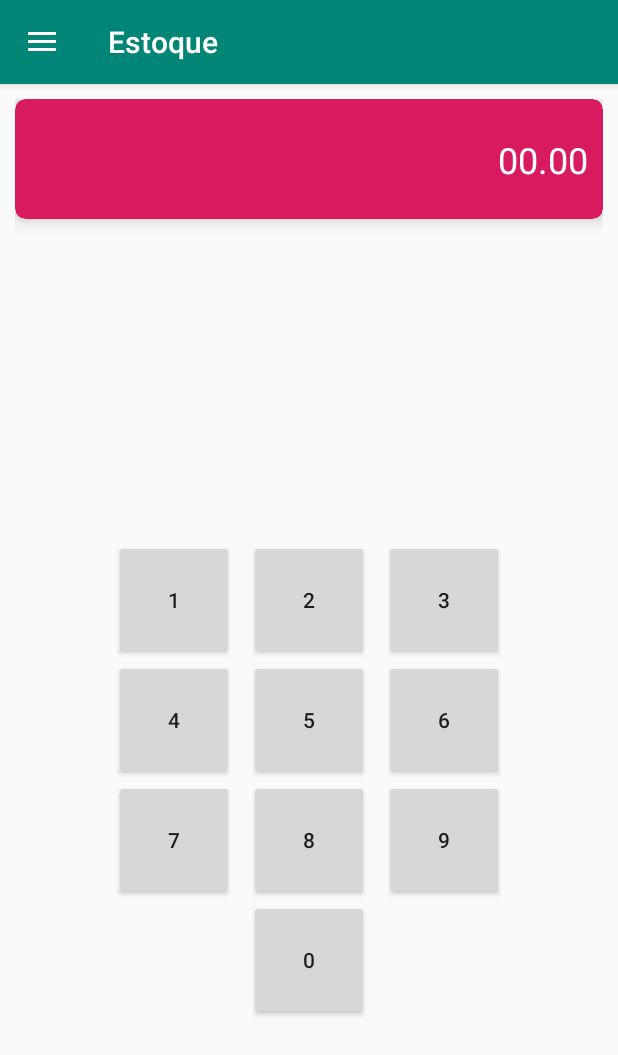
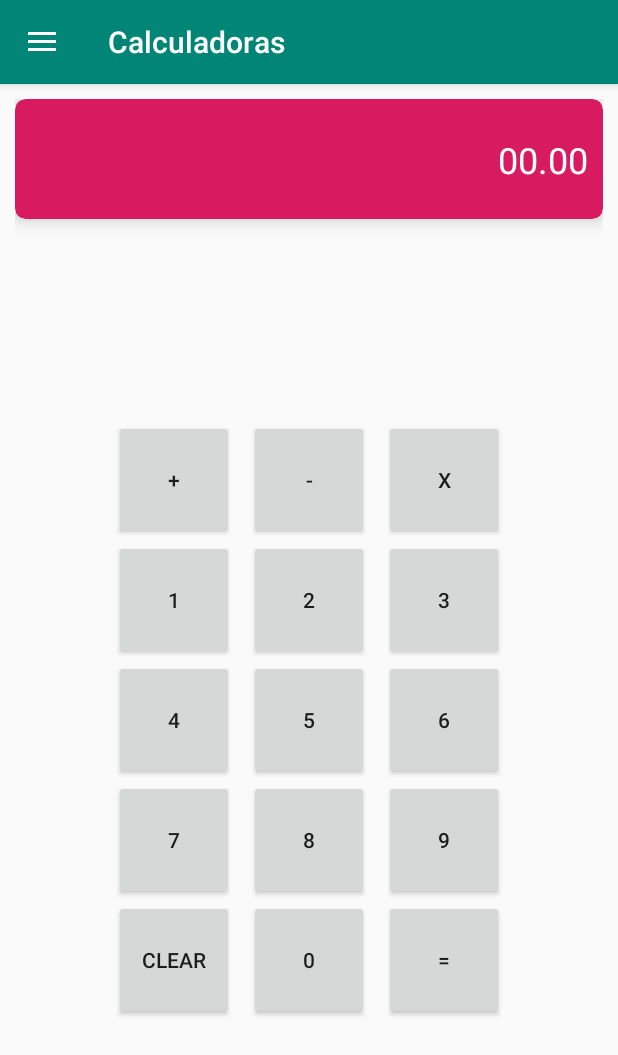
Before and after one commit to jeancsanchez/Calculadoras, an Android app: the screen it shows after launch (MainActivity), on a phone screen of 412 x 824 dp. Shown: the top 1055 px of the screen. Run offline under Robolectric (Android 15) with nearby library versions, the phone set to English and light mode, and no system bars.

Commit message:
Somando, multiplicando e subtraindo.

```diff
--- a/app/src/main/java/com/example/jean/estoque/MainActivity.kt
+++ b/app/src/main/java/com/example/jean/estoque/MainActivity.kt
@@ -14,24 +14,43 @@ import kotlinx.android.synthetic.main.partial_resultado.*
 
 class MainActivity : AppCompatActivity(), NavigationView.OnNavigationItemSelectedListener {
 
-    private var resultado = 0
+    private var visor = ""
+
+    companion object {
+        private const val CLEAR = 0
+        private const val SOMAR = "+"
+        private const val SUB = "-"
+        private const val DIV = "/"
+        private const val MULT = "*"
+        private var operador = CLEAR
+    }
 
     override fun onCreate(savedInstanceState: Bundle?) {
         super.onCreate(savedInstanceState)
         setContentView(R.layout.activity_main)
         configurarMenuLateral()
 
-        btnUm.setOnClickListener { somar(1) }
-        btnDois.setOnClickListener { somar(2) }
-        btnTres.setOnClickListener { somar(3) }
-        btnQuatro.setOnClickListener { somar(4) }
-        btnCinco.setOnClickListener { somar(5) }
-        btnSeis.setOnClickListener { somar(6) }
-        btnSete.setOnClickListener { somar(7) }
-        btnOito.setOnClickListener { somar(8) }
-        btnNove.setOnClickListener { somar(9) }
-        btnZero.setOnClickListener { somar(0) }
+        btnUm.setOnClickListener { digitar(1) }
+        btnDois.setOnClickListener { digitar(2) }
+        btnTres.setOnClickListener { digitar(3) }
+        btnQuatro.setOnClickListener { digitar(4) }
+        btnCinco.setOnClickListener { digitar(5) }
+        btnSeis.setOnClickListener { digitar(6) }
+        btnSete.setOnClickListener { digitar(7) }
+        btnOito.setOnClickListener { digitar(8) }
+        btnNove.setOnClickListener { digitar(9) }
+        btnZero.setOnClickListener { digitar(0) }
+
+        btnSoma.setOnClickListener { digitar(SOMAR) }
+        btnSub.setOnClickListener { digitar(SUB) }
+        btnMult.setOnClickListener { digitar(MULT) }
+        btnIgual.setOnClickListener { mostrarResultado() }
+        btnClear.setOnClickListener {
+            txtResultado.text = "0"
+            visor = "0"
+        }
     }
+
 
     override fun onBackPressed() {
         val drawer = findViewById<View>(R.id.drawer_layout) as DrawerLayout
@@ -88,8 +107,53 @@ class MainActivity : AppCompatActivity(), NavigationView.OnNavigationItemSelecte
         navigationView.setNavigationItemSelectedListener(this)
     }
 
-    private fun somar(numero: Int) {
-        resultado += numero
-        txtResultado.text = resultado.toString()
+
+    private fun digitar(digito: Any) {
+        if (visor == "0") {
+            visor = ""
+        }
+
+        visor = visor.plus(digito.toString())
+        txtResultado.text = visor
+    }
+
+    private fun mostrarResultado() {
+        var total: Long = 0
+
+        if (SOMAR in visor) {
+            val valores = visor.split(SOMAR)
+            valores.forEachIndexed { index, item ->
+                try {
+                    total += item.toLong() + valores[index + 1].toLong()
+                } catch (e: java.lang.IndexOutOfBoundsException) {
+                    e.printStackTrace()
+                }
+            }
+        }
+
+        if (SUB in visor) {
+            val valores = visor.split(SUB)
+            valores.forEachIndexed { index, item ->
+                try {
+                    total += item.toLong() - valores[index + 1].toLong()
+                } catch (e: java.lang.IndexOutOfBoundsException) {
+                    e.printStackTrace()
+                }
+            }
+        }
+
+        if (MULT in visor) {
+            val valores = visor.split(MULT)
+            valores.forEachIndexed { index, item ->
+                try {
+                    total += item.toLong() * valores[index + 1].toLong()
+                } catch (e: IndexOutOfBoundsException) {
+                    e.printStackTrace()
+                }
+            }
+        }
+
+        visor = total.toString()
+        txtResultado.text = visor
     }
 }
--- a/app/src/main/res/layout/content_main.xml
+++ b/app/src/main/res/layout/content_main.xml
@@ -118,5 +118,61 @@
         app:layout_constraintStart_toStartOf="@id/btnOito"
         app:layout_constraintTop_toBottomOf="@id/btnOito" />
 
+    <Button
+        android:id="@+id/btnSoma"
+        android:layout_width="@dimen/botao_largura"
+        android:layout_height="@dimen/botao_altura"
+
+        android:text="+"
+        app:layout_constraintBottom_toTopOf="@id/btnUm"
+        app:layout_constraintEnd_toEndOf="@id/btnUm"
+        app:layout_constraintStart_toStartOf="@id/btnUm" />
+
+    <Button
+        android:id="@+id/btnIgual"
+        android:layout_width="@dimen/botao_largura"
+        android:layout_height="@dimen/botao_altura"
+        android:layout_marginStart="10dp"
+        android:text="="
+        app:layout_constraintBottom_toBottomOf="@id/btnZero"
+        app:layout_constraintStart_toEndOf="@id/btnZero"
+        app:layout_constraintTop_toTopOf="@id/btnZero" />
+
+    <Button
+        android:id="@+id/btnClear"
+        android:layout_width="@dimen/botao_largura"
+        android:layout_height="@dimen/botao_altura"
+        android:layout_marginStart="10dp"
+        android:layout_marginEnd="10dp"
+        android:text="Clear"
+        app:layout_constraintBottom_toBottomOf="@id/btnZero"
+        app:layout_constraintEnd_toStartOf="@id/btnZero"
+        app:layout_constraintTop_toTopOf="@id/btnZero" />
+
+    <Button
+        android:id="@+id/btnSub"
+        android:layout_width="@dimen/botao_largura"
+        android:layout_height="@dimen/botao_altura"
+        android:layout_marginStart="10dp"
+        android:layout_marginEnd="10dp"
+        android:text="-"
+        app:layout_constraintBottom_toBottomOf="@id/btnDois"
+        app:layout_constraintBottom_toTopOf="@id/btnDois"
+        app:layout_constraintEnd_toEndOf="@id/btnDois"
+        app:layout_constraintStart_toEndOf="@id/btnClear"
+        app:layout_constraintStart_toStartOf="@id/btnDois" />
+
+    <Button
+        android:id="@+id/btnMult"
+        android:layout_width="@dimen/botao_largura"
+        android:layout_height="@dimen/botao_altura"
+        android:layout_marginStart="10dp"
+        android:layout_marginEnd="10dp"
+        android:text="x"
+        app:layout_constraintBottom_toBottomOf="@id/btnTres"
+        app:layout_constraintBottom_toTopOf="@id/btnTres"
+        app:layout_constraintEnd_toEndOf="@id/btnTres"
+        app:layout_constraintStart_toEndOf="@id/btnClear"
+        app:layout_constraintStart_toStartOf="@id/btnTres" />
 
 </android.support.constraint.ConstraintLayout>
--- a/app/src/main/res/values/strings.xml
+++ b/app/src/main/res/values/strings.xml
@@ -1,5 +1,5 @@
 <resources>
-    <string name="app_name">Estoque</string>
+    <string name="app_name">Calculadoras</string>
     <string name="navigation_drawer_open">Open navigation drawer</string>
     <string name="navigation_drawer_close">Close navigation drawer</string>
     <string name="nav_header_title">Android Studio</string>
```
